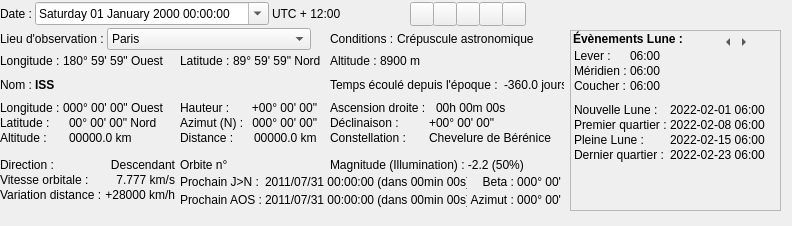
mconsidine/previsat_archive, file src/interface/onglets/general/general.ui: the form before one commit.
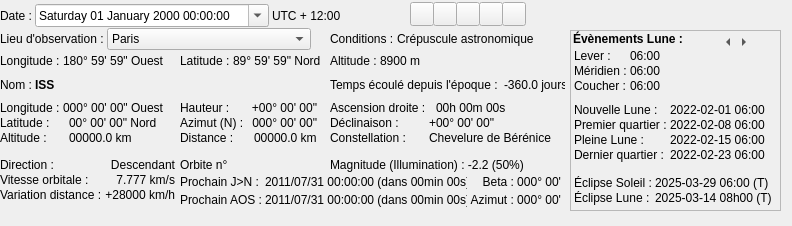
The form after the commit. The open tabs and pages were chosen to show the change. Icons and pictures are not drawn.

Commit message: Ajout du calcul des futures eclipses de Soleil et de Lune

```diff
--- a/src/interface/onglets/general/general.ui
+++ b/src/interface/onglets/general/general.ui
@@ -117,7 +117,7 @@
        <x>0</x>
        <y>0</y>
        <width>341</width>
-       <height>24</height>
+       <height>28</height>
       </rect>
      </property>
      <layout class="QGridLayout" name="gridLayout_dateHeure2" columnstretch="0,1,0">
@@ -1622,6 +1622,52 @@
       </item>
      </layout>
     </widget>
+    <widget class="QWidget" name="formLayoutWidget_14">
+     <property name="geometry">
+      <rect>
+       <x>3</x>
+       <y>145</y>
+       <width>201</width>
+       <height>40</height>
+      </rect>
+     </property>
+     <layout class="QFormLayout" name="formLayout_eclipses">
+      <property name="horizontalSpacing">
+       <number>3</number>
+      </property>
+      <property name="verticalSpacing">
+       <number>1</number>
+      </property>
+      <item row="0" column="0">
+       <widget class="QLabel" name="lbl_eclipseSoleil">
+        <property name="text">
+         <string>Éclipse Soleil :</string>
+        </property>
+       </widget>
+      </item>
+      <item row="0" column="1">
+       <widget class="QLabel" name="eclipseSoleil">
+        <property name="text">
+         <string notr="true">2025-03-29 06:00 (T)</string>
+        </property>
+       </widget>
+      </item>
+      <item row="1" column="0">
+       <widget class="QLabel" name="lbl_eclipseLune">
+        <property name="text">
+         <string>Éclipse Lune :</string>
+        </property>
+       </widget>
+      </item>
+      <item row="1" column="1">
+       <widget class="QLabel" name="eclipseLune">
+        <property name="text">
+         <string notr="true">2025-03-14 08h00 (T)</string>
+        </property>
+       </widget>
+      </item>
+     </layout>
+    </widget>
    </widget>
   </widget>
   <widget class="QToolButton" name="soleilLunePrec">
@@ -2408,7 +2454,7 @@
      <rect>
       <x>330</x>
       <y>7</y>
-      <width>234</width>
+      <width>235</width>
       <height>21</height>
      </rect>
     </property>
```
Left out of the diff: 2 changed lines with no effect on the pictures. The commit also changes 8 other files.
